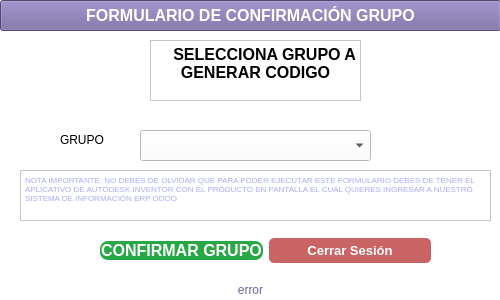
Above: FormularioGrupo.ui from joxellust72/Proyecto-Integrador-Odoo before the change. Below: the same form after it.
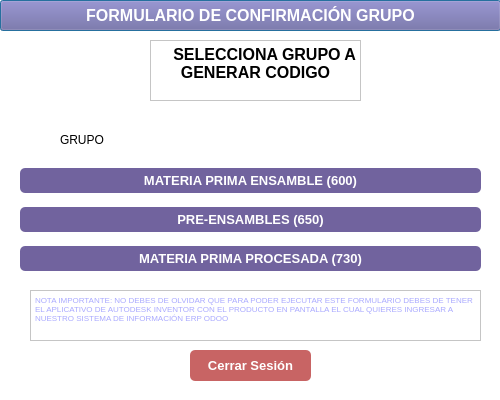
That is the form after the change. Icons and pictures are not drawn.

Commit message: actualizacion y optimizacion de formulario grupo

Patch:
```diff
--- a/FormularioGrupo.ui
+++ b/FormularioGrupo.ui
@@ -7,19 +7,19 @@
     <x>0</x>
     <y>0</y>
     <width>500</width>
-    <height>300</height>
+    <height>400</height>
    </rect>
   </property>
   <property name="minimumSize">
    <size>
     <width>500</width>
-    <height>300</height>
+    <height>400</height>
    </size>
   </property>
   <property name="maximumSize">
    <size>
     <width>500</width>
-    <height>300</height>
+    <height>400</height>
    </size>
   </property>
   <property name="sizeIncrement">
@@ -68,34 +68,6 @@
     <bool>true</bool>
    </property>
   </widget>
-  <widget class="QComboBox" name="ComboBoxGrupo">
-   <property name="geometry">
-    <rect>
-     <x>140</x>
-     <y>130</y>
-     <width>231</width>
-     <height>31</height>
-    </rect>
-   </property>
-   <property name="placeholderText" stdset="0">
-    <string>Selecciona el grupo</string>
-   </property>
-   <item>
-    <property name="text">
-     <string>MATERIA PRIMA ENSAMBLE</string>
-    </property>
-   </item>
-   <item>
-    <property name="text">
-     <string>PRE-ENSAMBLES</string>
-    </property>
-   </item>
-   <item>
-    <property name="text">
-     <string>MATERIA PRIMA PROCESADA</string>
-    </property>
-   </item>
-  </widget>
   <widget class="QLabel" name="label_8">
    <property name="geometry">
     <rect>
@@ -112,66 +84,19 @@
   <widget class="QWidget" name="layoutWidget">
    <property name="geometry">
     <rect>
-     <x>100</x>
-     <y>230</y>
-     <width>331</width>
-     <height>41</height>
+     <x>0</x>
+     <y>0</y>
+     <width>2</width>
+     <height>2</height>
     </rect>
    </property>
-   <layout class="QHBoxLayout" name="horizontalLayout">
-    <item>
-     <widget class="QPushButton" name="btnConfirmar">
-      <property name="font">
-       <font>
-        <pointsize>12</pointsize>
-        <weight>75</weight>
-        <bold>true</bold>
-       </font>
-      </property>
-      <property name="cursor">
-       <cursorShape>PointingHandCursor</cursorShape>
-      </property>
-      <property name="styleSheet">
-       <string notr="true">QPushButton{
-background-color: rgb(40, 167, 69);
-color: rgb(255, 255, 255);
-border-radius:8px}
-
-QPushButton:hover{	
-	background-color: qconicalgradient(cx:0.5, cy:0.5, angle:0, stop:0 rgba(35, 40, 3, 255), stop:0.16 rgba(136, 106, 22, 255), stop:0.225 rgba(166, 140, 41, 255), stop:0.285 rgba(204, 181, 74, 255), stop:0.345 rgba(235, 219, 102, 255), stop:0.415 rgba(245, 236, 112, 255), stop:0.52 rgba(209, 190, 76, 255), stop:0.57 rgba(187, 156, 51, 255), stop:0.635 rgba(168, 142, 42, 255), stop:0.695 rgba(202, 174, 68, 255), stop:0.75 rgba(218, 202, 86, 255), stop:0.815 rgba(208, 187, 73, 255), stop:0.88 rgba(187, 156, 51, 255), stop:0.935 rgba(137, 108, 26, 255), stop:1 rgba(35, 40, 3, 255));
-}
-</string>
-      </property>
-      <property name="text">
-       <string>CONFIRMAR GRUPO</string>
-      </property>
-     </widget>
-    </item>
-    <item>
-     <widget class="QPushButton" name="btnCerrarSesion">
-      <property name="font">
-       <font>
-        <pointsize>10</pointsize>
-        <weight>75</weight>
-        <bold>true</bold>
-       </font>
-      </property>
-      <property name="styleSheet">
-       <string notr="true">background-color: rgb(200, 100, 100); color: white; border-radius: 5px; padding: 5px;</string>
-      </property>
-      <property name="text">
-       <string>Cerrar Sesión</string>
-      </property>
-     </widget>
-    </item>
-   </layout>
   </widget>
   <widget class="QTextEdit" name="textEdit">
    <property name="geometry">
     <rect>
-     <x>20</x>
-     <y>170</y>
-     <width>471</width>
+     <x>30</x>
+     <y>290</y>
+     <width>451</width>
      <height>51</height>
     </rect>
    </property>
@@ -228,7 +153,7 @@
    <property name="geometry">
     <rect>
      <x>0</x>
-     <y>280</y>
+     <y>470</y>
      <width>501</width>
      <height>20</height>
     </rect>
@@ -287,6 +212,102 @@
     <bool>true</bool>
    </property>
   </widget>
+  <widget class="QWidget" name="layoutWidget">
+   <property name="geometry">
+    <rect>
+     <x>20</x>
+     <y>160</y>
+     <width>461</width>
+     <height>121</height>
+    </rect>
+   </property>
+   <layout class="QVBoxLayout" name="verticalLayout">
+    <item>
+     <widget class="QPushButton" name="btnGrupoMateriaPrimaEnsamble">
+      <property name="font">
+       <font>
+        <pointsize>10</pointsize>
+        <weight>75</weight>
+        <bold>true</bold>
+       </font>
+      </property>
+      <property name="styleSheet">
+       <string notr="true">background-color: rgb(113, 99, 158); color: white; border-radius: 5px; padding: 5px;</string>
+      </property>
+      <property name="text">
+       <string>MATERIA PRIMA ENSAMBLE (600)</string>
+      </property>
+     </widget>
+    </item>
+    <item>
+     <widget class="QPushButton" name="btnGrupoPreEnsambles">
+      <property name="font">
+       <font>
+        <pointsize>10</pointsize>
+        <weight>75</weight>
+        <bold>true</bold>
+       </font>
+      </property>
+      <property name="styleSheet">
+       <string notr="true">background-color: rgb(113, 99, 158); color: white; border-radius: 5px; padding: 5px;</string>
+      </property>
+      <property name="text">
+       <string>PRE-ENSAMBLES (650)</string>
+      </property>
+     </widget>
+    </item>
+    <item>
+     <widget class="QPushButton" name="btnGrupoMateriaPrimaProcesada">
+      <property name="font">
+       <font>
+        <pointsize>10</pointsize>
+        <weight>75</weight>
+        <bold>true</bold>
+       </font>
+      </property>
+      <property name="styleSheet">
+       <string notr="true">background-color: rgb(113, 99, 158); color: white; border-radius: 5px; padding: 5px;</string>
+      </property>
+      <property name="text">
+       <string>MATERIA PRIMA PROCESADA (730)</string>
+      </property>
+     </widget>
+    </item>
+   </layout>
+  </widget>
+  <widget class="QPushButton" name="btnCerrarSesion">
+   <property name="geometry">
+    <rect>
+     <x>190</x>
+     <y>350</y>
+     <width>121</width>
+     <height>31</height>
+    </rect>
+   </property>
+   <property name="font">
+    <font>
+     <pointsize>10</pointsize>
+     <weight>75</weight>
+     <bold>true</bold>
+    </font>
+   </property>
+   <property name="styleSheet">
+    <string notr="true">background-color: rgb(200, 100, 100); color: white; border-radius: 5px; padding: 5px;</string>
+   </property>
+   <property name="text">
+    <string>Cerrar Sesión</string>
+   </property>
+  </widget>
+  <zorder>label_8</zorder>
+  <zorder>layoutWidget</zorder>
+  <zorder>textEdit</zorder>
+  <zorder>textEdit_2</zorder>
+  <zorder>lblMensaje</zorder>
+  <zorder>pushButton_2</zorder>
+  <zorder>label_2</zorder>
+  <zorder>label</zorder>
+  <zorder>layoutWidget</zorder>
+  <zorder>btnCerrarSesion</zorder>
  </widget>
  <resources>
   <include location="../LibImaOddo/logosOdooAutomate.qrc"/>
```
Left out of the diff: 6 changed lines with no effect on the pictures. The commit also changes 2 other files.
